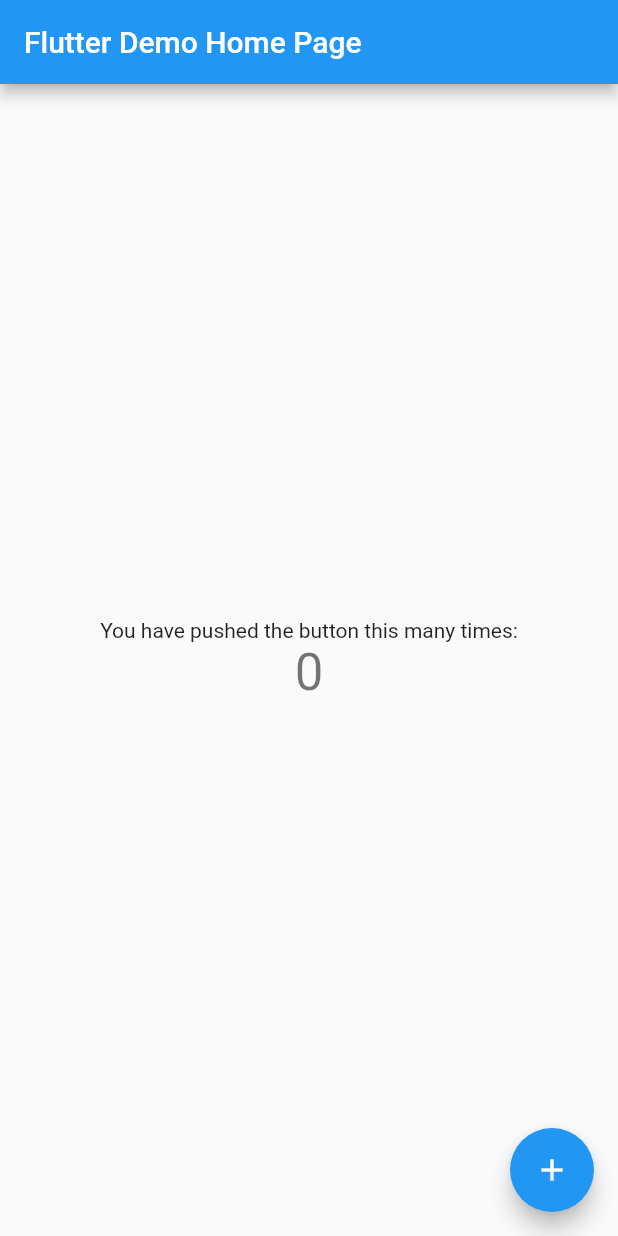
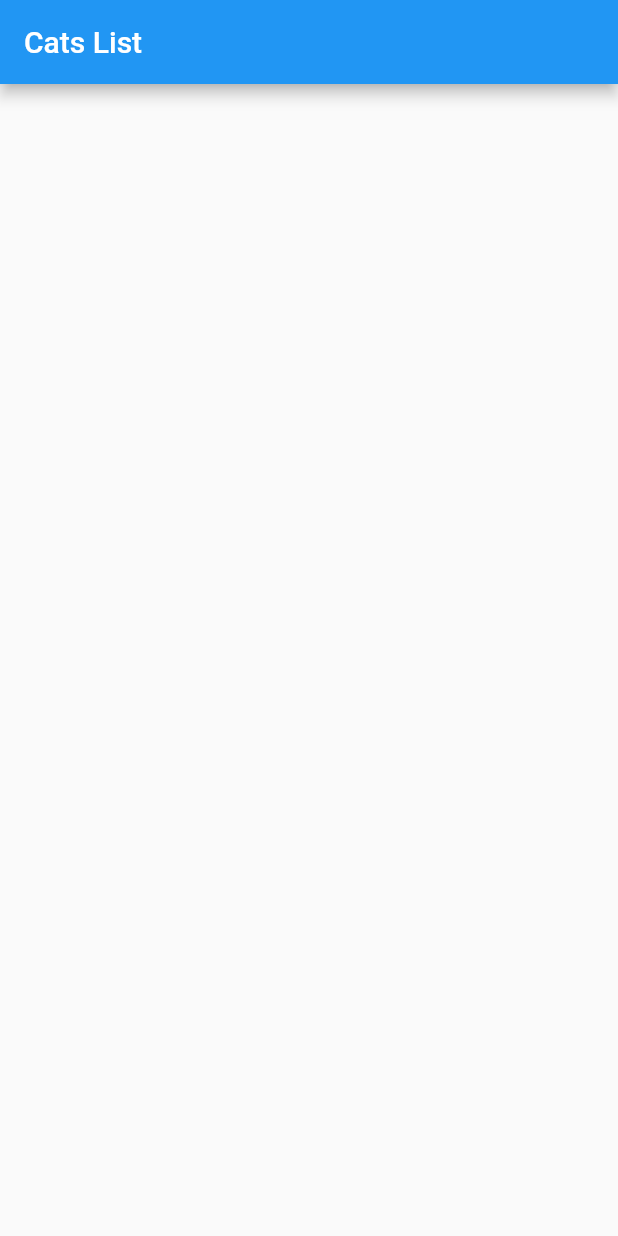
Before and after one commit to IvanTyurin/cats_list, a Flutter app: the screen it shows after launch, on a phone screen of 412 x 824 dp. Run offline on Flutter 3.47's test engine with Material 2 defaults, Android fonts, the phone set to English and light mode, and no system bars.

Commit message:
Remove autogenerated code

```diff
--- a/lib/main.dart
+++ b/lib/main.dart
@@ -11,107 +11,29 @@ class MyApp extends StatelessWidget {
     return MaterialApp(
       title: 'Flutter Demo',
       theme: ThemeData(
-        // This is the theme of your application.
-        //
-        // Try running your application with "flutter run". You'll see the
-        // application has a blue toolbar. Then, without quitting the app, try
-        // changing the primarySwatch below to Colors.green and then invoke
-        // "hot reload" (press "r" in the console where you ran "flutter run",
-        // or simply save your changes to "hot reload" in a Flutter IDE).
-        // Notice that the counter didn't reset back to zero; the application
-        // is not restarted.
         primarySwatch: Colors.blue,
-        // This makes the visual density adapt to the platform that you run
-        // the app on. For desktop platforms, the controls will be smaller and
-        // closer together (more dense) than on mobile platforms.
         visualDensity: VisualDensity.adaptivePlatformDensity,
       ),
-      home: MyHomePage(title: 'Flutter Demo Home Page'),
+      home: MyHomePage(),
     );
   }
 }
 
 class MyHomePage extends StatefulWidget {
-  MyHomePage({Key key, this.title}) : super(key: key);
-
-  // This widget is the home page of your application. It is stateful, meaning
-  // that it has a State object (defined below) that contains fields that affect
-  // how it looks.
-
-  // This class is the configuration for the state. It holds the values (in this
-  // case the title) provided by the parent (in this case the App widget) and
-  // used by the build method of the State. Fields in a Widget subclass are
-  // always marked "final".
-
-  final String title;
-
   @override
   _MyHomePageState createState() => _MyHomePageState();
 }
 
 class _MyHomePageState extends State<MyHomePage> {
-  int _counter = 0;
-
-  void _incrementCounter() {
-    setState(() {
-      // This call to setState tells the Flutter framework that something has
-      // changed in this State, which causes it to rerun the build method below
-      // so that the display can reflect the updated values. If we changed
-      // _counter without calling setState(), then the build method would not be
-      // called again, and so nothing would appear to happen.
-      _counter++;
-    });
-  }
 
   @override
   Widget build(BuildContext context) {
-    // This method is rerun every time setState is called, for instance as done
-    // by the _incrementCounter method above.
-    //
-    // The Flutter framework has been optimized to make rerunning build methods
-    // fast, so that you can just rebuild anything that needs updating rather
-    // than having to individually change instances of widgets.
     return Scaffold(
       appBar: AppBar(
-        // Here we take the value from the MyHomePage object that was created by
-        // the App.build method, and use it to set our appbar title.
-        title: Text(widget.title),
+        title: Text("Cats List"),
       ),
       body: Center(
-        // Center is a layout widget. It takes a single child and positions it
-        // in the middle of the parent.
-        child: Column(
-          // Column is also a layout widget. It takes a list of children and
-          // arranges them vertically. By default, it sizes itself to fit its
-          // children horizontally, and tries to be as tall as its parent.
-          //
-          // Invoke "debug painting" (press "p" in the console, choose the
-          // "Toggle Debug Paint" action from the Flutter Inspector in Android
-          // Studio, or the "Toggle Debug Paint" command in Visual Studio Code)
-          // to see the wireframe for each widget.
-          //
-          // Column has various properties to control how it sizes itself and
-          // how it positions its children. Here we use mainAxisAlignment to
-          // center the children vertically; the main axis here is the vertical
-          // axis because Columns are vertical (the cross axis would be
-          // horizontal).
-          mainAxisAlignment: MainAxisAlignment.center,
-          children: <Widget>[
-            Text(
-              'You have pushed the button this many times:',
-            ),
-            Text(
-              '$_counter',
-              style: Theme.of(context).textTheme.headline4,
-            ),
-          ],
         ),
-      ),
-      floatingActionButton: FloatingActionButton(
-        onPressed: _incrementCounter,
-        tooltip: 'Increment',
-        child: Icon(Icons.add),
-      ), // This trailing comma makes auto-formatting nicer for build methods.
     );
   }
 }
```
